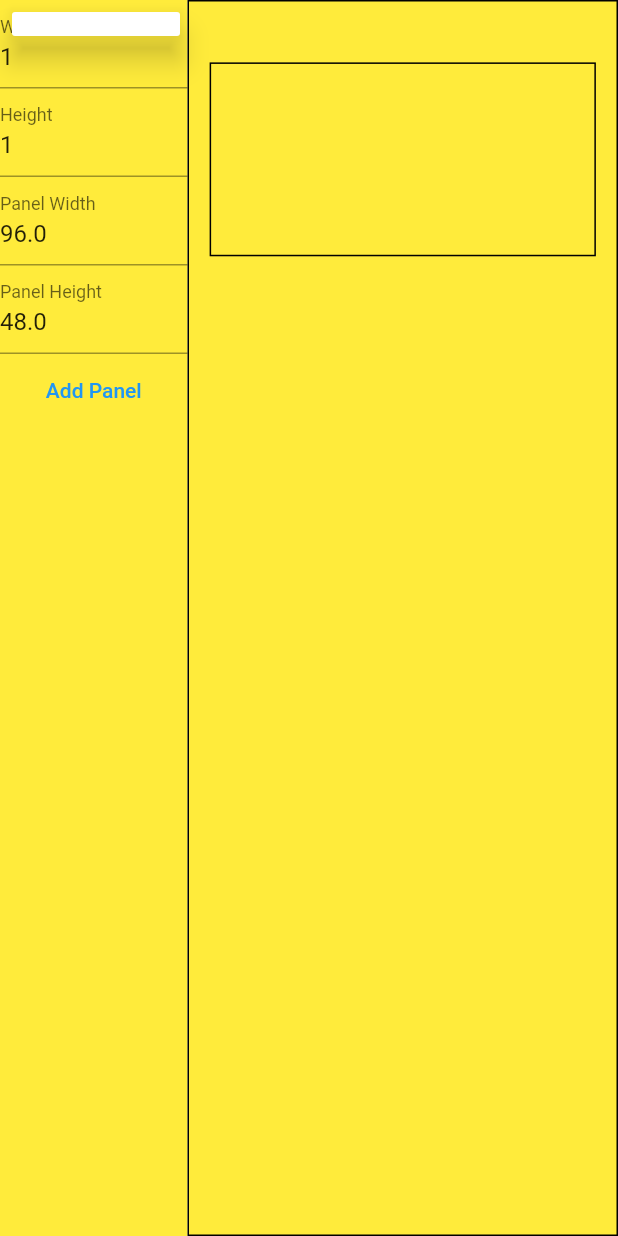
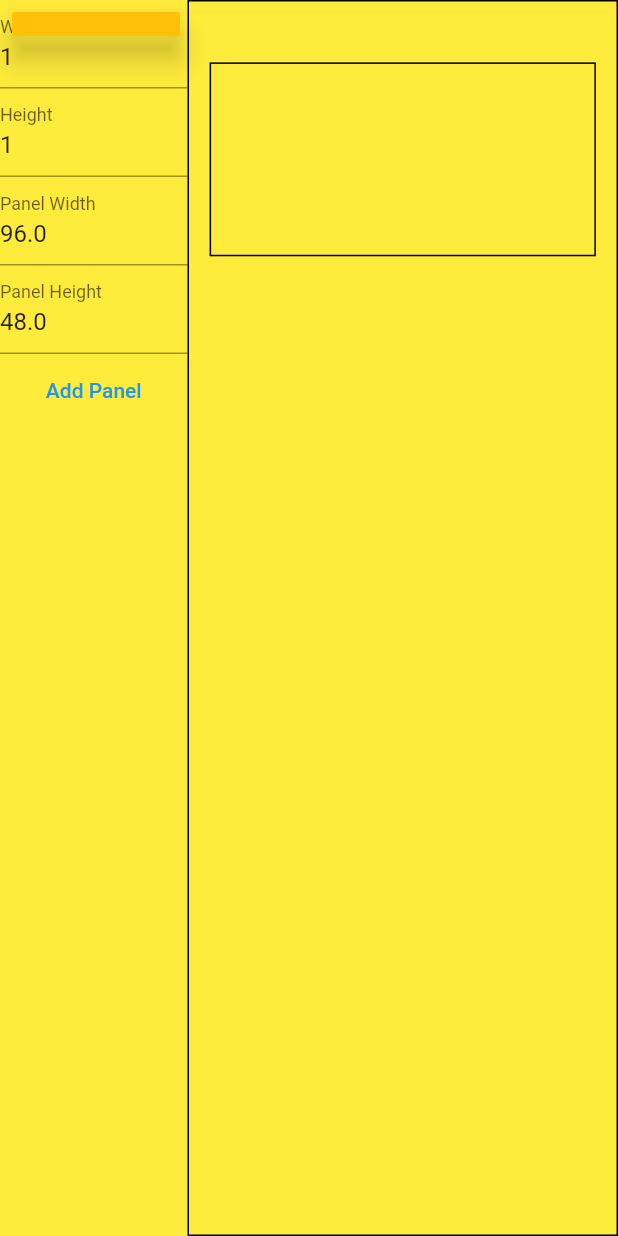
Before and after one commit to philip-w-howard/AVSHullWeb, a Flutter app: the PanelsScreen screen opened directly with empty values, after a tap on "Add Panel", on a phone screen of 412 x 824 dp. Run offline on Flutter 3.47's test engine with Material 2 defaults, Android fonts, the phone set to English and light mode, and no system bars; our stand-ins replace tuple; missing offline and left inert: dart:html.

Commit message:
cleaned up Add Panel menu

```diff
--- a/avs_hull_web/lib/panels_screen.dart
+++ b/avs_hull_web/lib/panels_screen.dart
@@ -196,55 +196,10 @@ class PanelsScreen extends StatelessWidget {
     }
   }
 
-  // void _addPanel(BuildContext context) {
-  //   final RenderBox overlay =
-  //       Overlay.of(context).context.findRenderObject() as RenderBox;
-
-  //   // Calculate the position for the context menu
-  //   final Offset position = overlay.localToGlobal(details.globalPosition);
-
-  //   // Show the context menu
-  //   showMenu<String>(
-  //     context: context,
-  //     // position: RelativeRect.fromLTRB(
-  //     //   position.dx,
-  //     //   position.dy,
-  //     //   position.dx + 1.0,
-  //     //   position.dy + 1.0,
-  //     // ),
-  //     items: [
-  //       const PopupMenuItem<String>(
-  //         value: 'Duplicate',
-  //         child: Text('Duplicate'),
-  //       ),
-  //       const PopupMenuItem<String>(
-  //         value: 'Horizontal',
-  //         child: Text('Flip Horizontally'),
-  //       ),
-  //       const PopupMenuItem<String>(
-  //         value: 'Veritcal',
-  //         child: Text('Flip Vertically'),
-  //       ),
-  //     ],
-  //   ).then((value) {
-  //     if (value != null) {
-  //       // Handle the selected item
-  //       if (value == 'Veritcal') {
-  //         _panels[selectedPanel].flipVertically();
-  //         _painter.redraw();
-  //       } else if (value == 'Horizontal') {
-  //         _panels[selectedPanel].flipHorizontally();
-  //         _painter.redraw();
-  //       } else if (value == 'Duplicate') {
-  //         _panels.add(Panel.copy(_panels[selectedPanel]));
-  //         _painter.redraw();
-  //       }
-  //     }
-  //   });
-  // }
   void _showItemSelectionDialog(BuildContext context) async {
     final selected = await showMenu<String>(
       context: context,
+      color: Colors.amber,
       position: RelativeRect.fromRect(
         Offset.zero & const Size(10, 10),
         Offset.zero & MediaQuery.of(context).size,
@@ -263,34 +218,4 @@ class PanelsScreen extends StatelessWidget {
     }
     ;
   }
-
-  // void _showItemSelectionDialog(BuildContext context) {
-  //   showDialog(
-  //     context: context,
-  //     builder: (BuildContext context) {
-  //       return AlertDialog(
-  //         title: const Text('Select an Item'),
-  //         content: Container(
-  //           width: double.maxFinite,
-  //           child: ListView.builder(
-  //             shrinkWrap: true,
-  //             itemCount: _panelNames.length,
-  //             itemBuilder: (BuildContext context, int index) {
-  //               final item = _panelNames[index];
-  //               return ListTile(
-  //                 title: Text(item),
-  //                 onTap: () {
-  //                   int index = _panelNames.indexOf(item);
-  //                   print('selected $item at $index');
-  //                   _displayedPanels.add(Panel.copy(_basePanels[index]));
-  //                   Navigator.of(context).pop(); // Close the dialog
-  //                 },
-  //               );
-  //             },
-  //           ),
-  //         ),
-  //       );
-  //     },
-  //   );
-  // }
 }
```
